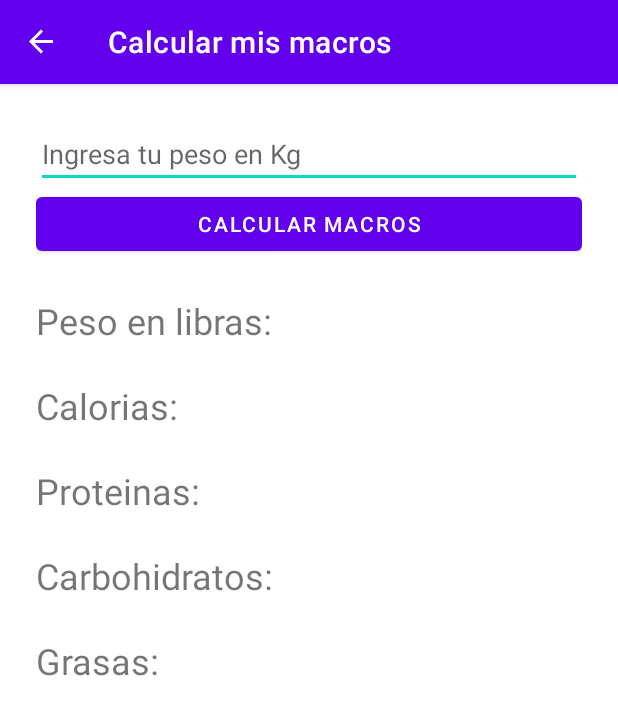
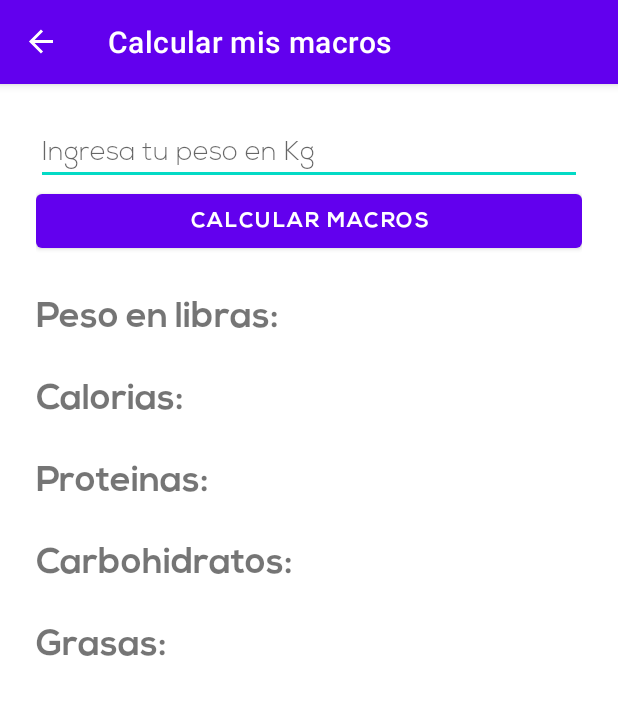
Before and after one commit to MarcosFigueroaI/MiPeso, an Android app: the screen it shows after launch (MainActivity), in the side drawer, after a tap on "Calcular macros", on a phone screen of 412 x 824 dp. Shown: the top 715 px of the screen. Run offline under Robolectric (Android 15) with nearby library versions, the phone set to English and light mode, and no system bars; our stand-ins replace Room's generated code, navigation-ui.

Commit message:
Cambios de diseño

```diff
--- a/app/src/main/java/com/mf/mipeso/data/PesoDatabase.kt
+++ b/app/src/main/java/com/mf/mipeso/data/PesoDatabase.kt
@@ -24,7 +24,7 @@ abstract class PesoDatabase(): RoomDatabase() {
                 val instance = Room.databaseBuilder(
                     context.applicationContext,
                     PesoDatabase::class.java,
-                    "peso_database_test"
+                    "peso_database_test11"
                 ).build()
                 INSTANCE = instance
                 return instance
--- a/app/src/main/java/com/mf/mipeso/fragments/add/AddFragment.kt
+++ b/app/src/main/java/com/mf/mipeso/fragments/add/AddFragment.kt
@@ -97,7 +97,7 @@ class AddFragment : Fragment() {
 
         if (inputCheck(fecha, pesoKg)) {
             // Create Peso Object
-            val peso = Peso(0, nombreDia, fecha, pesoKg.toString().toFloat())
+            val peso = Peso(0, nombreDia, fecha, pesoKg.toString().toFloat(), null)
             // Add Data to Database
             mPesoViewModel.addPeso(peso)
             Toast.makeText(requireContext(), "Agregado exitosamente!", Toast.LENGTH_LONG).show()
--- a/app/src/main/java/com/mf/mipeso/fragments/list/ListFragment.kt
+++ b/app/src/main/java/com/mf/mipeso/fragments/list/ListFragment.kt
@@ -8,6 +8,7 @@ import androidx.fragment.app.Fragment
 import androidx.lifecycle.Observer
 import androidx.lifecycle.ViewModelProvider
 import androidx.navigation.fragment.findNavController
+import androidx.navigation.fragment.navArgs
 import androidx.recyclerview.widget.LinearLayoutManager
 import com.mf.mipeso.R
 import com.mf.mipeso.model.Peso
@@ -34,7 +35,22 @@ class ListFragment : Fragment() {
         // PesoViewModel
         mPesoViewModel = ViewModelProvider(this).get(PesoViewModel::class.java)
         mPesoViewModel.getPeso.observe(viewLifecycleOwner, Observer { peso ->
-            adapter.setData(peso)
+            var primerPeso: Float? = 80.toFloat()
+            var lastPeso: Float? = primerPeso
+            var lista = ArrayList<Peso>()
+            for (i in peso.reversed()) {
+                if (i.peso!! > lastPeso!!) {
+                    lista.add(Peso(i.id, i.dia, i.fecha, i.peso, "ma"))
+                }
+                if (i.peso < lastPeso) {
+                    lista.add(Peso(i.id, i.dia, i.fecha, i.peso, "me"))
+                }
+                if (i.peso.equals(lastPeso)) {
+                    lista.add(Peso(i.id, i.dia, i.fecha, i.peso, "i"))
+                }
+                lastPeso = i.peso
+            }
+            adapter.setData(lista.reversed())
         })
 
         view.floatingActionButton.setOnClickListener {
--- a/app/src/main/java/com/mf/mipeso/fragments/update/UpdateFragment.kt
+++ b/app/src/main/java/com/mf/mipeso/fragments/update/UpdateFragment.kt
@@ -46,7 +46,7 @@ class UpdateFragment : Fragment() {
 
         if (inputCheck(pesoKg)) {
             // Create Peso Object
-            val updatePeso = Peso(args.currentPeso.id, args.currentPeso.dia, args.currentPeso.fecha, pesoKg.toString().toFloat())
+            val updatePeso = Peso(args.currentPeso.id, args.currentPeso.dia, args.currentPeso.fecha, pesoKg.toString().toFloat(), null)
             // Update Current Peso
             mPesoViewModel.updatePeso(updatePeso)
             Toast.makeText(requireContext(), "Modificaste exitosamente!", Toast.LENGTH_LONG).show()
--- a/app/src/main/java/com/mf/mipeso/model/Peso.kt
+++ b/app/src/main/java/com/mf/mipeso/model/Peso.kt
@@ -1,5 +1,6 @@
 package com.mf.mipeso.model
 
+import android.media.Image
 import android.os.Parcelable
 import android.text.Editable
 import androidx.room.Entity
@@ -13,5 +14,6 @@ data class Peso(
     val id: Int,
     val dia: String,
     val fecha: String,
-    val peso: Float
+    val peso: Float?,
+    var esMayor: String?
 ): Parcelable
--- /dev/null
+++ b/app/src/main/res/drawable/ic_arrow_down.xml
@@ -0,0 +1,5 @@
+<vector android:height="24dp" android:tint="#059200"
+    android:viewportHeight="24" android:viewportWidth="24"
+    android:width="24dp" xmlns:android="http://schemas.android.com/apk/res/android">
+    <path android:fillColor="@android:color/white" android:pathData="M20,12l-1.41,-1.41L13,16.17V4h-2v12.17l-5.58,-5.59L4,12l8,8 8,-8z"/>
+</vector>
--- /dev/null
+++ b/app/src/main/res/drawable/ic_arrow_up.xml
@@ -0,0 +1,5 @@
+<vector android:height="24dp" android:tint="#920000"
+    android:viewportHeight="24" android:viewportWidth="24"
+    android:width="24dp" xmlns:android="http://schemas.android.com/apk/res/android">
+    <path android:fillColor="@android:color/white" android:pathData="M4,12l1.41,1.41L11,7.83V20h2V7.83l5.58,5.59L20,12l-8,-8 -8,8z"/>
+</vector>
--- a/app/src/main/res/layout/fragment_macros.xml
+++ b/app/src/main/res/layout/fragment_macros.xml
@@ -12,12 +12,14 @@
         android:inputType="numberDecimal"
         android:layout_width="match_parent"
         android:layout_height="wrap_content"
-        android:hint="Ingresa tu peso en Kg" />
+        android:hint="Ingresa tu peso en Kg"
+        android:fontFamily="@font/nexa_light"/>
 
     <Button
         android:id="@+id/btnCalcularMacros"
         android:layout_width="match_parent"
         android:layout_height="wrap_content"
+        android:fontFamily="@font/nexa_bold"
         android:text="Calcular macros"
         android:textColor="@color/white" />
 
@@ -31,6 +33,7 @@
             android:layout_weight="1"
             android:layout_width="0dp"
             android:layout_height="wrap_content"
+            android:fontFamily="@font/nexa_bold"
             android:text="Peso en libras:"
             android:textSize="24sp" />
 
@@ -39,8 +42,8 @@
             android:layout_weight="1"
             android:layout_width="0dp"
             android:layout_height="wrap_content"
-            android:textSize="24sp"
-            android:textStyle="bold" />
+            android:fontFamily="@font/nexa_light"
+            android:textSize="24sp" />
 
     </LinearLayout>
 
@@ -54,6 +57,7 @@
             android:layout_weight="1"
             android:layout_width="0dp"
             android:layout_height="wrap_content"
+            android:fontFamily="@font/nexa_bold"
             android:text="Calorias:"
             android:textSize="24sp" />
 
@@ -62,8 +66,8 @@
             android:layout_weight="1"
             android:layout_width="0dp"
             android:layout_height="wrap_content"
-            android:textSize="24sp"
-            android:textStyle="bold" />
+            android:fontFamily="@font/nexa_light"
+            android:textSize="24sp"/>
 
     </LinearLayout>
 
@@ -77,6 +81,7 @@
             android:layout_weight="1"
             android:layout_width="0dp"
             android:layout_height="wrap_content"
+            android:fontFamily="@font/nexa_bold"
             android:text="Proteinas:"
             android:textSize="24sp" />
 
@@ -85,8 +90,8 @@
             android:layout_weight="1"
             android:layout_width="0dp"
             android:layout_height="wrap_content"
-            android:textSize="24sp"
-            android:textStyle="bold" />
+            android:fontFamily="@font/nexa_light"
+            android:textSize="24sp" />
 
     </LinearLayout>
 
@@ -100,6 +105,7 @@
             android:layout_weight="1"
             android:layout_width="0dp"
             android:layout_height="wrap_content"
+            android:fontFamily="@font/nexa_bold"
             android:text="Carbohidratos:"
             android:textSize="24sp" />
 
@@ -108,8 +114,8 @@
             android:layout_weight="1"
             android:layout_width="0dp"
             android:layout_height="wrap_content"
-            android:textSize="24sp"
-            android:textStyle="bold" />
+            android:fontFamily="@font/nexa_light"
+            android:textSize="24sp" />
 
     </LinearLayout>
 
@@ -123,6 +129,7 @@
             android:layout_weight="1"
             android:layout_width="0dp"
             android:layout_height="wrap_content"
+            android:fontFamily="@font/nexa_bold"
             android:text="Grasas:"
             android:textSize="24sp" />
 
@@ -131,8 +138,8 @@
             android:layout_weight="1"
             android:layout_width="0dp"
             android:layout_height="wrap_content"
-            android:textSize="24sp"
-            android:textStyle="bold" />
+            android:fontFamily="@font/nexa_light"
+            android:textSize="24sp" />
 
     </LinearLayout>
 
@@ -141,6 +148,7 @@
         android:layout_width="match_parent"
         android:layout_height="wrap_content"
         android:layout_marginTop="24dp"
+        android:fontFamily="@font/nexa_bold"
         android:text="Guardar macros"
         android:textColor="@color/white" />
 
```
Also changed, not shown: app/src/main/java/com/mf/mipeso/fragments/list/ListAdapter.kt (+7 -0 lines), app/src/main/res/layout/custom_row.xml (+17 -9 lines), 168 other files.
